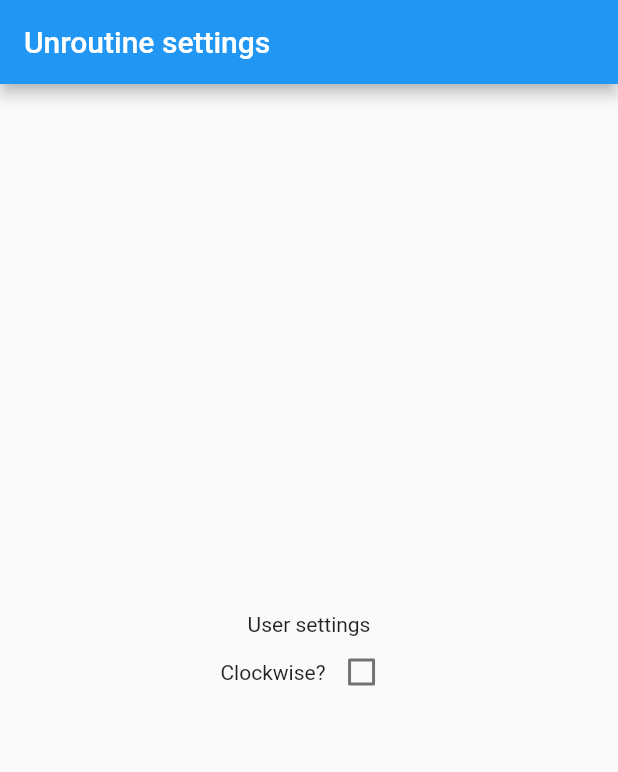
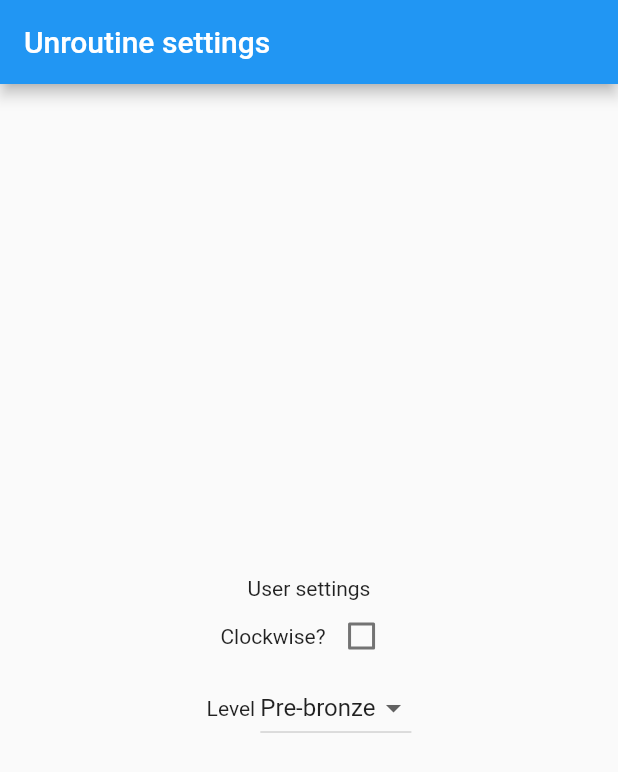
Before and after one commit to helin24/unroutine, a Flutter app: the screen it shows after launch, on a phone screen of 412 x 824 dp. Shown: the top 772 px of the screen. Run offline on Flutter 3.47's test engine with Material 2 defaults, Android fonts, the phone set to English and light mode, and no system bars; our stand-ins replace shared_preferences, sqflite; accounts and stored records are empty.

Commit message:
Add level selection

```diff
--- a/lib/widget/UserSettings.dart
+++ b/lib/widget/UserSettings.dart
@@ -7,19 +7,31 @@ class UserSettings extends StatefulWidget {
   _UserSettingsState createState() => _UserSettingsState();
 }
 
+const String CLOCKWISE_PREFERENCE = 'clockwise';
+const String LEVEL_PREFERENCE = 'level';
+// TODO: These should probably come from server eventually
+const List<String> levels = ['Pre-bronze', 'Bronze', 'Silver', 'Gold'];
+
 class _UserSettingsState extends State<UserSettings> {
   bool clockwise = false;
   SharedPreferences preferences;
-  static const String CLOCKWISE = 'clockwise';
+  String level = levels[0];
 
   @override
   initState() {
     super.initState();
     SharedPreferences.getInstance().then((newPreferences) {
       preferences = newPreferences;
-      if (preferences.containsKey(CLOCKWISE)) {
+
+      if (preferences.containsKey(CLOCKWISE_PREFERENCE)) {
         setState(() {
-          clockwise = preferences.getBool(CLOCKWISE);
+          clockwise = preferences.getBool(CLOCKWISE_PREFERENCE);
+        });
+      }
+
+      if (preferences.containsKey(LEVEL_PREFERENCE)) {
+        setState(() {
+          level = preferences.getString(LEVEL_PREFERENCE);
         });
       }
     });
@@ -46,6 +58,22 @@ class _UserSettingsState extends State<UserSettings> {
                 ),
               ],
             ),
+            Row(
+              mainAxisAlignment: MainAxisAlignment.center,
+              children: <Widget>[
+                Text('Level '),
+                DropdownButton<String>(
+                  value: level,
+                  onChanged: onLevelChanged,
+                  items: levels.map(
+                    (String level) => DropdownMenuItem<String>(
+                      value: level,
+                      child: Text(level),
+                    ),
+                  ).toList(),
+                ),
+              ],
+            ),
           ],
         ),
       ),
@@ -56,6 +84,13 @@ class _UserSettingsState extends State<UserSettings> {
     setState(() {
       clockwise = newValue;
     });
-    preferences.setBool(CLOCKWISE, newValue);
+    preferences.setBool(CLOCKWISE_PREFERENCE, newValue);
+  }
+
+  onLevelChanged(String newValue) {
+    setState(() {
+      level = newValue;
+    });
+    preferences.setString(LEVEL_PREFERENCE, newValue);
   }
 }
```
